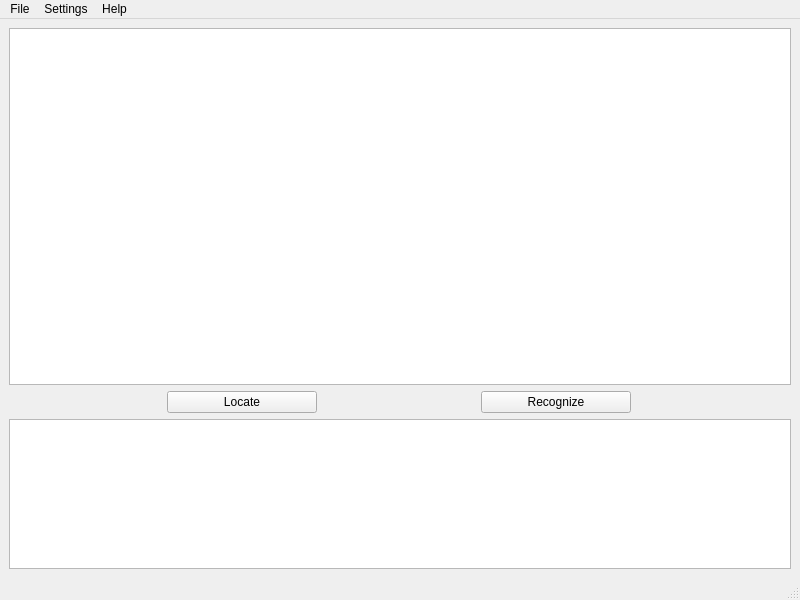
First picture: the form in gui/ui/app.ui, repository panderan/text-detection, before the edit.
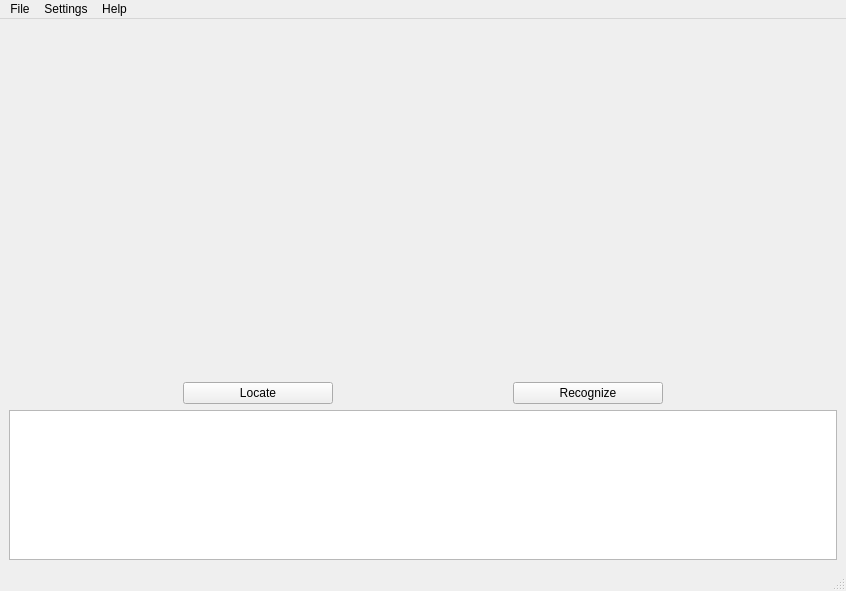
Second picture: the form after the edit.

Commit message: GUI open image file and display in window

What changed in the file:
```diff
--- a/gui/ui/app.ui
+++ b/gui/ui/app.ui
@@ -6,8 +6,8 @@
    <rect>
     <x>0</x>
     <y>0</y>
-    <width>800</width>
-    <height>600</height>
+    <width>846</width>
+    <height>591</height>
    </rect>
   </property>
   <property name="windowTitle">
@@ -16,12 +16,12 @@
   <widget class="QWidget" name="centralwidget">
    <layout class="QVBoxLayout" name="verticalLayout">
     <item>
-     <widget class="QGraphicsView" name="view_image">
-      <property name="maximumSize">
-       <size>
-        <width>16777215</width>
-        <height>16777215</height>
-       </size>
+     <widget class="QWidget" name="display_widget" native="true">
+      <property name="sizePolicy">
+       <sizepolicy hsizetype="Preferred" vsizetype="Expanding">
+        <horstretch>0</horstretch>
+        <verstretch>0</verstretch>
+       </sizepolicy>
       </property>
      </widget>
     </item>
@@ -72,7 +72,7 @@
     <rect>
      <x>0</x>
      <y>0</y>
-     <width>800</width>
+     <width>846</width>
      <height>23</height>
     </rect>
    </property>
```
Left out of the diff: 4 changed lines with no effect on the pictures. The commit also changes 3 other files.
